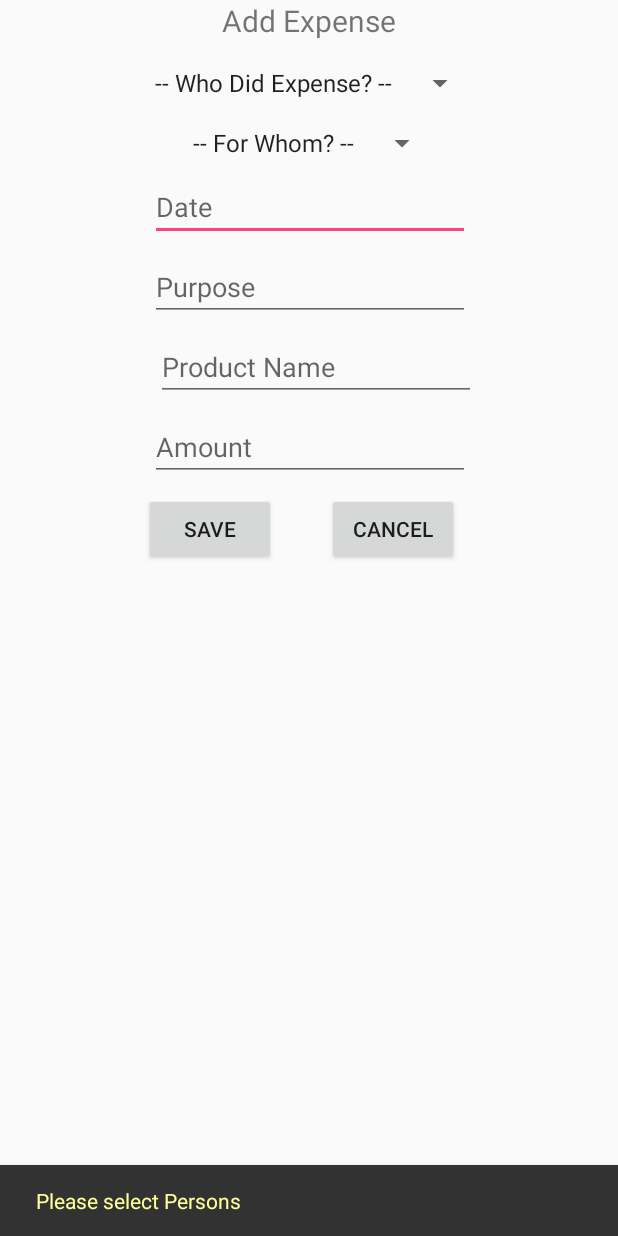
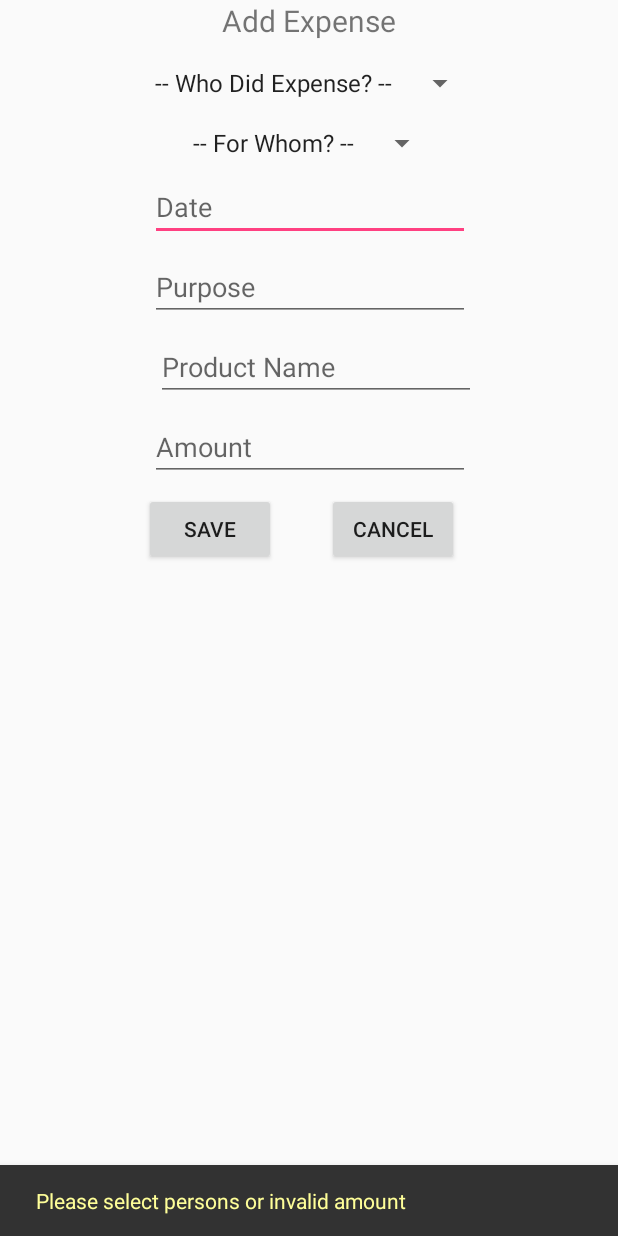
Before and after one commit to bijayy/ExpenseManagement, an Android app: the fragment AddExpenseFragment shown on its own in the app's theme, after a tap on "SAVE", on a phone screen of 412 x 824 dp. Run offline under Robolectric (Android 15) with nearby library versions, the phone set to English and light mode, and no system bars.

```diff
--- a/app/src/main/java/com/example/bijay/expensemanagement/Views/Fragments/AddExpenseFragment.java
+++ b/app/src/main/java/com/example/bijay/expensemanagement/Views/Fragments/AddExpenseFragment.java
@@ -97,7 +97,7 @@ public class AddExpenseFragment extends Fragment implements View.OnClickListener
                     Snackbar.make(addExpenseLayout, Html.fromHtml("<font color=\"#00ff99\">Expense added successfully</font>"), Snackbar.LENGTH_SHORT).show();
                 }
                 else {
-                    Snackbar.make(addExpenseLayout, Html.fromHtml("<font color=\"#ffff99\">Please select Persons</font>"), Snackbar.LENGTH_SHORT).show();
+                    Snackbar.make(addExpenseLayout, Html.fromHtml("<font color=\"#ffff99\">Please select persons or invalid amount</font>"), Snackbar.LENGTH_SHORT).show();
                 }
 
                 Log.d(TAG, "[onClick] [btnSave] is called");
@@ -168,7 +168,8 @@ public class AddExpenseFragment extends Fragment implements View.OnClickListener
     }
 
     private boolean isValid() {
-        if(spinnerByWhom.getSelectedItemPosition() > 0 && spinnerForWhom.getSelectedItemPosition() > 0)
+        if(spinnerByWhom.getSelectedItemPosition() > 0 && spinnerForWhom.getSelectedItemPosition() > 0
+                && !etAmount.getText().toString().isEmpty() && etAmount.getText().toString().matches("^[0-9]+$"))
             return true;
         return  false;
     }
--- a/app/src/main/java/com/example/bijay/expensemanagement/Views/Fragments/ViewExpensesFragment.java
+++ b/app/src/main/java/com/example/bijay/expensemanagement/Views/Fragments/ViewExpensesFragment.java
@@ -79,7 +79,7 @@ public class ViewExpensesFragment extends Fragment {
         float totalExpenses = 0;
 
         for(ExpensesModel expensesModel : expensesModels) {
-            if(!expensesModel.Amount.isEmpty() )
+            if(!expensesModel.Amount.isEmpty() && expensesModel.Amount.matches("^[0-9]+$"))
                 totalExpenses += Float.parseFloat(expensesModel.Amount);
         }
 
```
